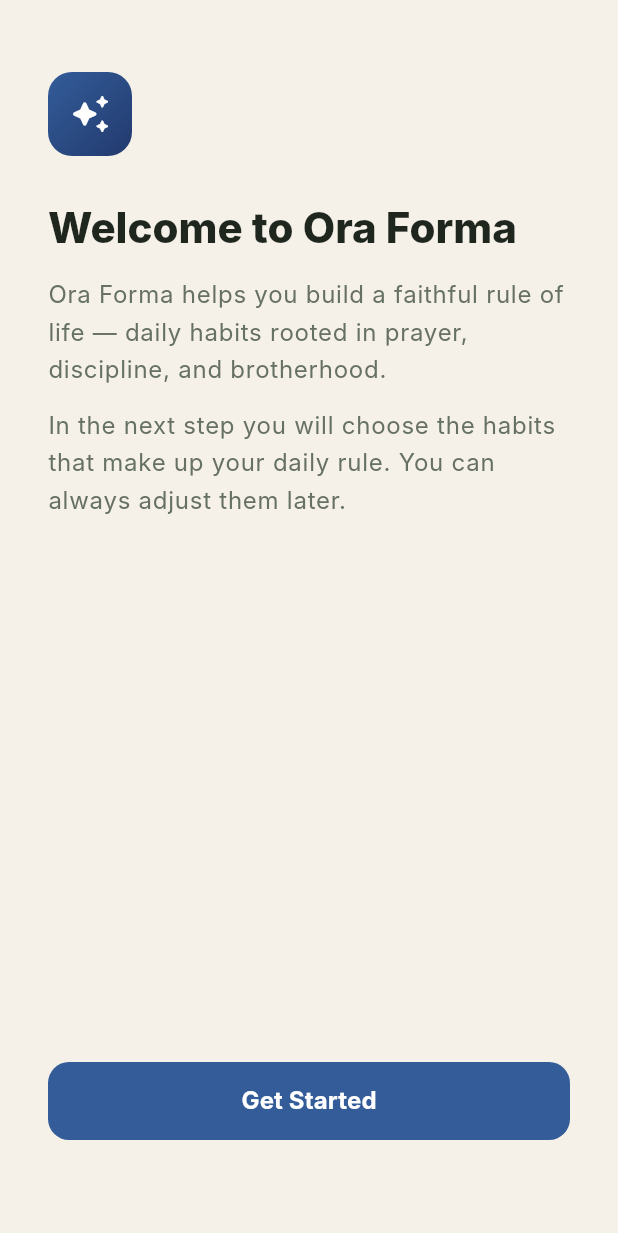
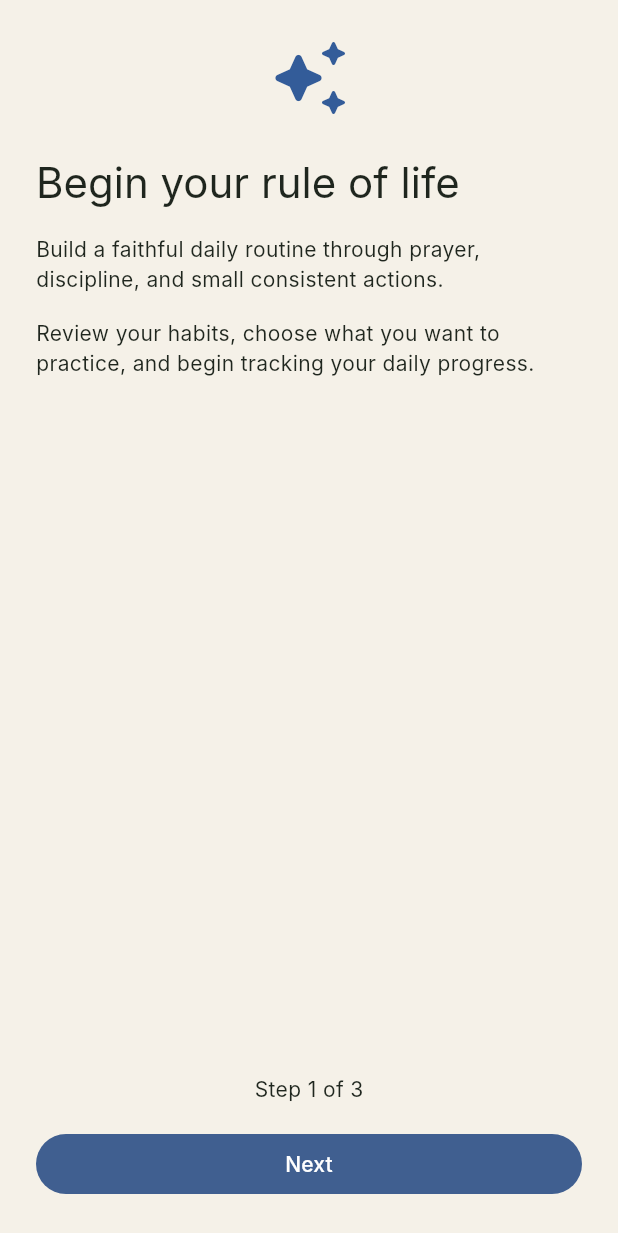
Before and after one commit to StevenKraft-Developer/ora-forma, a Flutter app: the HabitOnboardingScreen screen opened directly with empty values, on a phone screen of 412 x 824 dp. Shown: the top 1233 px of the screen. Run offline on Flutter 3.47's test engine with Material 3 defaults, Android fonts, the phone set to English and light mode, and no system bars; our stand-ins replace cloud_firestore, cloud_functions, firebase_auth, firebase_core, shared_preferences; accounts and stored records are empty; Roboto replaces fonts that are missing (Inter).

Commit message:
feat(onboarding): save account-specific routines and update Home

```diff
--- a/lib/screens/onboarding/habit_onboarding_screen.dart
+++ b/lib/screens/onboarding/habit_onboarding_screen.dart
@@ -1,143 +1,307 @@
 import 'package:flutter/material.dart';
 
 import '../../colors.dart';
-import '../../services/onboarding_storage.dart';
+import '../../models/habit.dart';
 
-/// Placeholder habit-onboarding screen wired in by AppGate (Task 5).
-///
-/// This is intentionally minimal. Task 6 replaces this with the full
-/// three-page PageView onboarding experience (purpose → habit selection →
-/// confirmation). Everything here is temporary scaffolding.
-///
-/// Completion contract:
-///   When the user taps "Get Started", this screen:
-///     1. Writes the completion flag via [OnboardingStorage].
-///     2. Calls [onCompleted] to notify AppGate.
-///   AppGate then re-evaluates its routing and shows [MainNavigationScreen].
-///   No navigation is pushed from inside this screen — AppGate owns routing.
 class HabitOnboardingScreen extends StatefulWidget {
-  /// Called after the completion flag has been persisted. AppGate uses this
-  /// to flip its local [_habitOnboardingComplete] state and rebuild.
+  const HabitOnboardingScreen({
+    super.key,
+    required this.initialHabits,
+    required this.onSave,
+    required this.onCompleted,
+  });
+
+  final List<Habit> initialHabits;
+  final Future<bool> Function(List<Habit> habits) onSave;
   final VoidCallback onCompleted;
-
-  const HabitOnboardingScreen({super.key, required this.onCompleted});
 
   @override
   State<HabitOnboardingScreen> createState() => _HabitOnboardingScreenState();
 }
 
 class _HabitOnboardingScreenState extends State<HabitOnboardingScreen> {
+  final _pageController = PageController();
+
+  late final List<Habit> _catalog;
+  late final Set<String> _selectedIds;
+
+  int _page = 0;
   bool _isSaving = false;
+  String? _error;
+
+  @override
+  void initState() {
+    super.initState();
+
+    // An empty account may explicitly choose a new starting routine.
+    _catalog = List<Habit>.from(
+      widget.initialHabits.isEmpty
+          ? kDefaultCatholicHabitSet
+          : widget.initialHabits,
+    );
+
+    _selectedIds = _catalog
+        .where((habit) => !habit.isArchived)
+        .map((habit) => habit.id)
+        .toSet();
+  }
+
+  @override
+  void dispose() {
+    _pageController.dispose();
+    super.dispose();
+  }
+
+  void _goToPage(int page) {
+    if (_isSaving) return;
+
+    setState(() => _error = null);
+
+    _pageController.animateToPage(
+      page,
+      duration: const Duration(milliseconds: 250),
+      curve: Curves.easeInOut,
+    );
+  }
+
+  void _next() {
+    if (_page == 1 && _selectedIds.isEmpty) {
+      setState(() {
+        _error = 'Choose at least one habit to continue.';
+      });
+      return;
+    }
+
+    _goToPage(_page + 1);
+  }
+
+  List<Habit> _buildCatalog() {
+    var activeOrder = 0;
+
+    return [
+      for (final habit in _catalog)
+        if (_selectedIds.contains(habit.id))
+          habit.copyWith(isArchived: false, sortOrder: activeOrder++)
+        else
+          habit.copyWith(isArchived: true),
+    ];
+  }
 
   Future<void> _complete() async {
     if (_isSaving) return;
-    setState(() => _isSaving = true);
 
-    await OnboardingStorage().saveOnboardingComplete(true);
+    if (_selectedIds.isEmpty) {
+      setState(() {
+        _error = 'Choose at least one habit to continue.';
+      });
+      return;
+    }
 
-    // Call the AppGate callback — do not push/pop routes here.
+    setState(() {
+      _isSaving = true;
+      _error = null;
+    });
+
+    try {
+      final saved = await widget.onSave(_buildCatalog());
+
+      if (!mounted) return;
+
+      if (!saved) {
+        setState(() {
+          _error =
+              'Your routine could not be saved for this session. '
+              'Please try again.';
+        });
+        return;
+      }
+
       widget.onCompleted();
+    } catch (_) {
+      if (!mounted) return;
+
+      setState(() {
+        _error = 'Your routine could not be saved. Please try again.';
+      });
+    } finally {
+      if (mounted) {
+        setState(() => _isSaving = false);
+      }
+    }
+  }
+
+  Widget _purposePage(BuildContext context) {
+    return ListView(
+      padding: const EdgeInsets.all(24),
+      children: [
+        const Icon(
+          Icons.auto_awesome_rounded,
+          size: 56,
+          color: OraColors.primary,
+        ),
+        const SizedBox(height: 24),
+        Text(
+          'Begin your rule of life',
+          style: Theme.of(context).textTheme.headlineMedium,
+        ),
+        const SizedBox(height: 16),
+        const Text(
+          'Build a faithful daily routine through prayer, '
+          'discipline, and small consistent actions.',
+        ),
+        const SizedBox(height: 16),
+        const Text(
+          'Review your habits, choose what you want to practice, '
+          'and begin tracking your daily progress.',
+        ),
+      ],
+    );
+  }
+
+  Widget _selectionPage(BuildContext context) {
+    return ListView(
+      padding: const EdgeInsets.all(24),
+      children: [
+        Text(
+          'Choose your habits',
+          style: Theme.of(context).textTheme.headlineMedium,
+        ),
+        const SizedBox(height: 12),
+        const Text(
+          'Choose at least one habit. Unselected habits will be archived; '
+          'their existing progress history will not be deleted.',
+        ),
+        const SizedBox(height: 16),
+        for (final habit in _catalog)
+          CheckboxListTile(
+            key: ValueKey('onboarding-habit-${habit.id}'),
+            contentPadding: EdgeInsets.zero,
+            title: Text(habit.title),
+            subtitle: habit.isArchived
+                ? const Text('Archived — select to restore')
+                : null,
+            value: _selectedIds.contains(habit.id),
+            onChanged: _isSaving
+                ? null
+                : (selected) {
+                    setState(() {
+                      if (selected == true) {
+                        _selectedIds.add(habit.id);
+                      } else {
+                        _selectedIds.remove(habit.id);
+                      }
+                      _error = null;
+                    });
+                  },
+          ),
+      ],
+    );
+  }
+
+  Widget _confirmationPage(BuildContext context) {
+    final selected = _catalog
+        .where((habit) => _selectedIds.contains(habit.id))
+        .toList();
+
+    return ListView(
+      padding: const EdgeInsets.all(24),
+      children: [
+        Text(
+          'Your daily rule',
+          style: Theme.of(context).textTheme.headlineMedium,
+        ),
+        const SizedBox(height: 12),
+        const Text(
+          'Start with consistency, not perfection. '
+          'These are the habits you will see on Home.',
+        ),
+        const SizedBox(height: 16),
+        for (final habit in selected)
+          ListTile(
+            contentPadding: EdgeInsets.zero,
+            leading: const Icon(
+              Icons.check_circle_outline,
+              color: OraColors.primary,
+            ),
+            title: Text(habit.title),
+          ),
+        const SizedBox(height: 12),
+        const Text('Nothing is saved until you start your daily rule.'),
+      ],
+    );
   }
 
   @override
   Widget build(BuildContext context) {
-    final textTheme = Theme.of(context).textTheme;
-
     return Scaffold(
       backgroundColor: OraColors.background,
       body: SafeArea(
-        child: Padding(
-          padding: const EdgeInsets.symmetric(horizontal: 32, vertical: 48),
         child: Column(
-            crossAxisAlignment: CrossAxisAlignment.start,
           children: [
-              // ── Logo / branding mark ──────────────────────────────────────
-              Container(
-                width: 56,
-                height: 56,
-                decoration: BoxDecoration(
-                  gradient: const LinearGradient(
-                    colors: [OraColors.primary, OraColors.primaryDeep],
-                    begin: Alignment.topLeft,
-                    end: Alignment.bottomRight,
-                  ),
-                  borderRadius: BorderRadius.circular(16),
-                ),
-                child: const Icon(
-                  Icons.auto_awesome_rounded,
-                  color: Colors.white,
-                  size: 28,
+            Expanded(
+              child: PageView(
+                controller: _pageController,
+                physics: const NeverScrollableScrollPhysics(),
+                onPageChanged: (page) {
+                  setState(() => _page = page);
+                },
+                children: [
+                  _purposePage(context),
+                  _selectionPage(context),
+                  _confirmationPage(context),
+                ],
               ),
             ),
-              const SizedBox(height: 32),
-
-              // ── Headline ─────────────────────────────────────────────────
+            Padding(
+              padding: const EdgeInsets.fromLTRB(24, 8, 24, 24),
+              child: Column(
+                mainAxisSize: MainAxisSize.min,
+                children: [
+                  Text('Step ${_page + 1} of 3'),
+                  if (_error != null) ...[
+                    const SizedBox(height: 12),
                     Text(
-                'Welcome to Ora Forma',
-                style: textTheme.headlineMedium?.copyWith(
-                  fontWeight: FontWeight.w800,
-                  color: OraColors.text,
-                  height: 1.15,
+                      _error!,
+                      textAlign: TextAlign.center,
+                      style: TextStyle(
+                        color: Theme.of(context).colorScheme.error,
                       ),
                     ),
+                  ],
                   const SizedBox(height: 16),
-
-              // ── Body copy ─────────────────────────────────────────────────
-              Text(
-                'Ora Forma helps you build a faithful rule of life — '
-                'daily habits rooted in prayer, discipline, and brotherhood.',
-                style: textTheme.bodyLarge?.copyWith(
-                  color: OraColors.muted,
-                  height: 1.55,
+                  Row(
+                    children: [
+                      if (_page > 0) ...[
+                        TextButton(
+                          onPressed: _isSaving
+                              ? null
+                              : () => _goToPage(_page - 1),
+                          child: const Text('Back'),
                         ),
-              ),
-              const SizedBox(height: 12),
-              Text(
-                'In the next step you will choose the habits that make up '
-                'your daily rule. You can always adjust them later.',
-                style: textTheme.bodyLarge?.copyWith(
-                  color: OraColors.muted,
-                  height: 1.55,
-                ),
-              ),
-
-              const Spacer(),
-
-              // ── Primary action ────────────────────────────────────────────
-              // TODO(Task 6): replace with PageView onboarding flow.
-              SizedBox(
-                width: double.infinity,
-                height: 52,
+                        const SizedBox(width: 12),
+                      ],
+                      Expanded(
                         child: FilledButton(
-                  onPressed: _isSaving ? null : _complete,
-                  style: FilledButton.styleFrom(
-                    backgroundColor: OraColors.primary,
-                    foregroundColor: Colors.white,
-                    shape: RoundedRectangleBorder(
-                      borderRadius: BorderRadius.circular(14),
-                    ),
-                  ),
-                  child: _isSaving
-                      ? const SizedBox(
-                          width: 22,
-                          height: 22,
-                          child: CircularProgressIndicator(
-                            strokeWidth: 2.5,
-                            color: Colors.white,
-                          ),
-                        )
-                      : const Text(
-                          'Get Started',
-                          style: TextStyle(
-                            fontSize: 16,
-                            fontWeight: FontWeight.w700,
+                          onPressed: _isSaving
+                              ? null
+                              : _page == 2
+                              ? _complete
+                              : _next,
+                          child: Text(
+                            _isSaving
+                                ? 'Saving...'
+                                : _page == 2
+                                ? 'Start my daily rule'
+                                : 'Next',
                           ),
                         ),
                       ),
-              ),
-              const SizedBox(height: 16),
                     ],
                   ),
+                ],
+              ),
+            ),
+          ],
         ),
       ),
     );
--- a/pubspec.yaml
+++ b/pubspec.yaml
@@ -52,6 +52,7 @@
   # package. See that file for information about deactivating specific lint
   # rules and activating additional ones.
   flutter_lints: ^6.0.0
+  fake_cloud_firestore: ^4.4.0
 
 # For information on the generic Dart part of this file, see the
 # following page: https://dart.dev/tools/pub/pubspec
```
Also changed, not shown: lib/home_screen.dart (+56 -112 lines), lib/providers/habit_provider.dart (+52 -9 lines), lib/providers/progress_provider.dart (+38 -0 lines), lib/screens/root/app_gate.dart (+27 -7 lines), lib/services/firestore_habit_service.dart (+24 -1 lines), pubspec.lock, 7 other files. Lines whose indentation alone changed are shown as unchanged.
